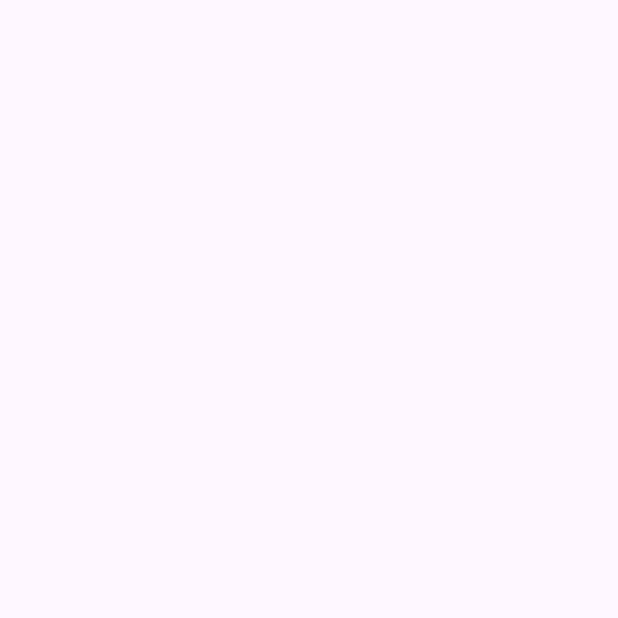
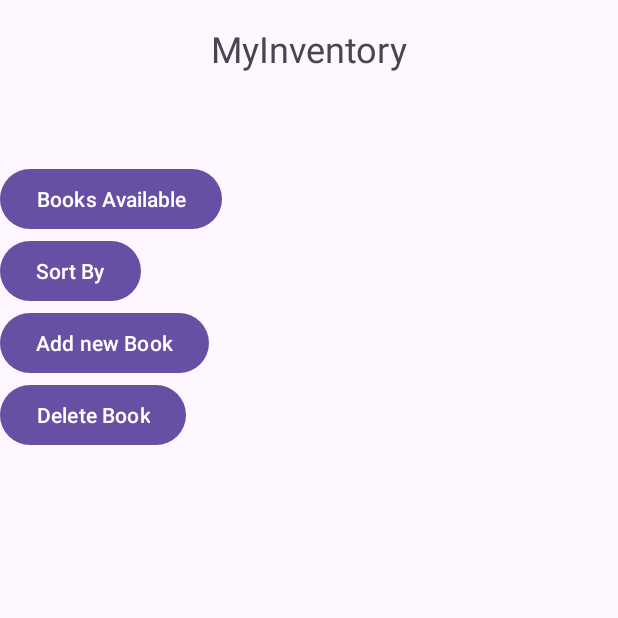
Before and after one commit to beepetaswathi/MyBookStore, an Android app: the Myinventory screen opened directly, with no data from a screen before it, on a phone screen of 412 x 824 dp, the top half of it. Before the commit the part shown is empty. Run offline under Robolectric (Android 15) with nearby library versions, the phone set to English and light mode, and no system bars.

Commit message:
Made changes to myinventory added buttons( Sai Sucharitha Konakanchi 10/6/2023 5:54pm )

```diff
--- a/app/MyBookStore/app/src/main/res/layout/myinventory.xml
+++ b/app/MyBookStore/app/src/main/res/layout/myinventory.xml
@@ -6,4 +6,55 @@
     android:layout_height="match_parent"
     tools:context=".Myinventory">
 
+    <TextView
+        android:id="@+id/MyInventoryTV"
+        android:layout_width="wrap_content"
+        android:layout_height="wrap_content"
+        android:text="MyInventory"
+        android:layout_marginTop="16dp"
+        android:textSize="24sp"
+        app:layout_constraintTop_toTopOf="parent"
+        app:layout_constraintStart_toStartOf="parent"
+        app:layout_constraintEnd_toEndOf="parent"
+        app:layout_constraintBottom_toTopOf="@id/inventoryBTN"
+        />
+
+    <Button
+        android:id="@+id/inventoryBTN"
+        android:layout_width="wrap_content"
+        android:layout_height="wrap_content"
+        android:layout_marginTop="60dp"
+        android:text="Books Available"
+        app:layout_constraintTop_toBottomOf="@id/MyInventoryTV"
+        tools:ignore="MissingConstraints"
+        tools:layout_editor_absoluteX="30dp" />
+
+    <Button
+        android:id="@+id/sortbyBTN"
+        android:layout_width="wrap_content"
+        android:layout_height="wrap_content"
+        android:text="Sort By"
+        app:layout_constraintTop_toBottomOf="@id/inventoryBTN"
+        tools:ignore="MissingConstraints"
+        tools:layout_editor_absoluteX="30dp" />
+
+    <Button
+        android:id="@+id/addBTN"
+        android:layout_width="wrap_content"
+        android:layout_height="wrap_content"
+        android:text="Add new Book"
+        app:layout_constraintTop_toBottomOf="@id/sortbyBTN"
+        tools:ignore="MissingConstraints"
+        tools:layout_editor_absoluteX="30dp" />
+
+    <Button
+        android:id="@+id/DeleteBTN"
+        android:layout_width="wrap_content"
+        android:layout_height="wrap_content"
+        android:text="Delete Book"
+        app:layout_constraintTop_toBottomOf="@id/addBTN"
+        tools:ignore="MissingConstraints"
+        tools:layout_editor_absoluteX="30dp" />
+
+
 </androidx.constraintlayout.widget.ConstraintLayout>
```
